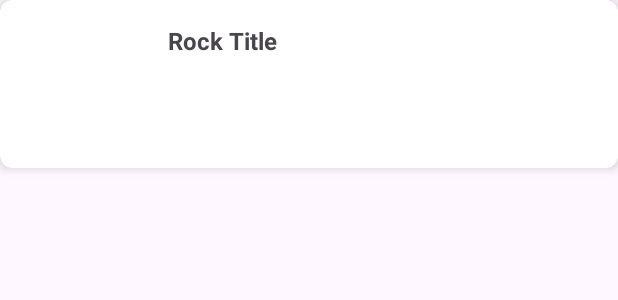
After one commit to EnigmaK9/GeoRocksUNAM, an Android app: the layout item_favorite_rock.xml on its own in the app's theme, with its tools: preview values and no code run, on a phone screen of 412 x 824 dp. The commit adds this screen. Shown: the top 300 px of the screen. Run offline under Robolectric (Android 15) with nearby library versions, the phone set to English and light mode, and no system bars.

Commit message:
added updates, app works

```diff
--- a/app/build.gradle.kts
+++ b/app/build.gradle.kts
@@ -6,6 +6,7 @@ plugins {
     alias(libs.plugins.kotlin.android)
     alias(libs.plugins.google.services)
     id("kotlin-kapt") // The kapt plugin is applied here
+    id("com.google.dagger.hilt.android") version "2.51.1" apply false
 }
 
 android {
@@ -64,7 +65,7 @@ dependencies {
     implementation(libs.material)
     implementation(libs.androidx.activity)
     implementation(libs.androidx.constraintlayout)
-
+    implementation (libs.androidx.fragment.ktx)
     // Retrofit and Gson are used for networking and JSON conversion
     implementation(libs.retrofit)
     implementation(libs.converter.gson)
@@ -75,6 +76,9 @@ dependencies {
     // Glide and Picasso are used for image loading
     implementation(libs.glide.v4151)
     implementation(libs.picasso)
+
+    implementation(libs.hilt.android)
+    kapt(libs.hilt.android.compiler)
 
     // Room database dependencies
     implementation(libs.androidx.room.runtime)
--- /dev/null
+++ b/app/src/main/res/layout/item_favorite_rock.xml
@@ -0,0 +1,37 @@
+<?xml version="1.0" encoding="utf-8"?>
+<androidx.cardview.widget.CardView
+    xmlns:android="http://schemas.android.com/apk/res/android"
+    xmlns:app="http://schemas.android.com/apk/res-auto"
+    android:layout_width="match_parent"
+    android:layout_height="wrap_content"
+    android:layout_marginBottom="8dp"
+    app:cardCornerRadius="8dp"
+    app:cardElevation="4dp">
+
+    <LinearLayout
+        android:layout_width="match_parent"
+        android:layout_height="wrap_content"
+        android:orientation="horizontal"
+        android:padding="16dp">
+
+        <ImageView
+            android:id="@+id/ivRockThumbnail"
+            android:layout_width="80dp"
+            android:layout_height="80dp"
+            android:scaleType="centerCrop"
+            android:contentDescription="@string/rock_thumbnail" />
+
+        <TextView
+            android:id="@+id/tvRockTitle"
+            android:layout_width="0dp"
+            android:layout_height="wrap_content"
+            android:layout_marginStart="16dp"
+            android:layout_weight="1"
+            android:text="@string/rock_title"
+            android:textSize="16sp"
+            android:textStyle="bold" />
+
+    </LinearLayout>
+</androidx.cardview.widget.CardView>
+
+    <!-- File path: /home/enigma/github/kotlin/georocksunam/app/src/main/res/layout/item_favorite_rock.xml -->
--- a/app/src/main/res/menu/menu_rocks_list.xml
+++ b/app/src/main/res/menu/menu_rocks_list.xml
@@ -15,7 +15,8 @@
         android:id="@+id/action_view_favorites"
         android:title="@string/view_favorites"
         android:icon="@drawable/ic_star"
-        app:showAsAction="always" />
+        app:showAsAction="ifRoom" />
+
 
     <!-- Logout -->
     <item
--- a/app/src/main/res/values/strings.xml
+++ b/app/src/main/res/values/strings.xml
@@ -101,4 +101,6 @@
     <string name="route_to_rock">Route to Rock.</string>
     <string name="search">Search</string>
     <string name="view_favorites">View Favorites</string>
+    <string name="rock_thumbnail">Rock Thumbnail.</string>
+    <string name="no_favorites_available">No Favorites Available.</string>
 </resources>
```
Also changed, not shown: app/src/main/java/com/enigma/georocks/ui/adapters/FavoriteRocksAdapter.kt (added, +56 -0 lines), app/src/main/java/com/enigma/georocks/ui/fragments/FavoriteRocksFragment.kt (added, +80 -0 lines), app/src/main/java/com/enigma/georocks/ui/viewmodels/FavoriteRocksViewModel.kt (added, +54 -0 lines), app/src/main/res/layout/fragment_favorite_rocks.xml (added, +37 -0 lines), gradle/libs.versions.toml (+9 -4 lines), 1 other file.
